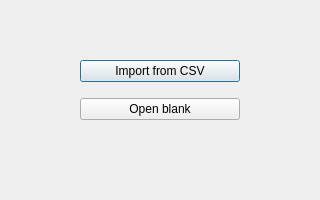
The window that selectdatasource.ui (dzhi/school-regression-analysis) describes before a commit, drawn with Qt 5.
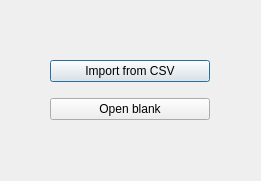
The same window after the commit.

Commit message: Reduced blank space in select data source window

Patch:
```diff
--- a/selectdatasource.ui
+++ b/selectdatasource.ui
@@ -6,8 +6,8 @@
    <rect>
     <x>0</x>
     <y>0</y>
-    <width>320</width>
-    <height>200</height>
+    <width>261</width>
+    <height>181</height>
    </rect>
   </property>
   <property name="sizePolicy">
@@ -34,7 +34,7 @@
   <widget class="QWidget" name="verticalLayoutWidget">
    <property name="geometry">
     <rect>
-     <x>80</x>
+     <x>50</x>
      <y>50</y>
      <width>160</width>
      <height>80</height>
```
